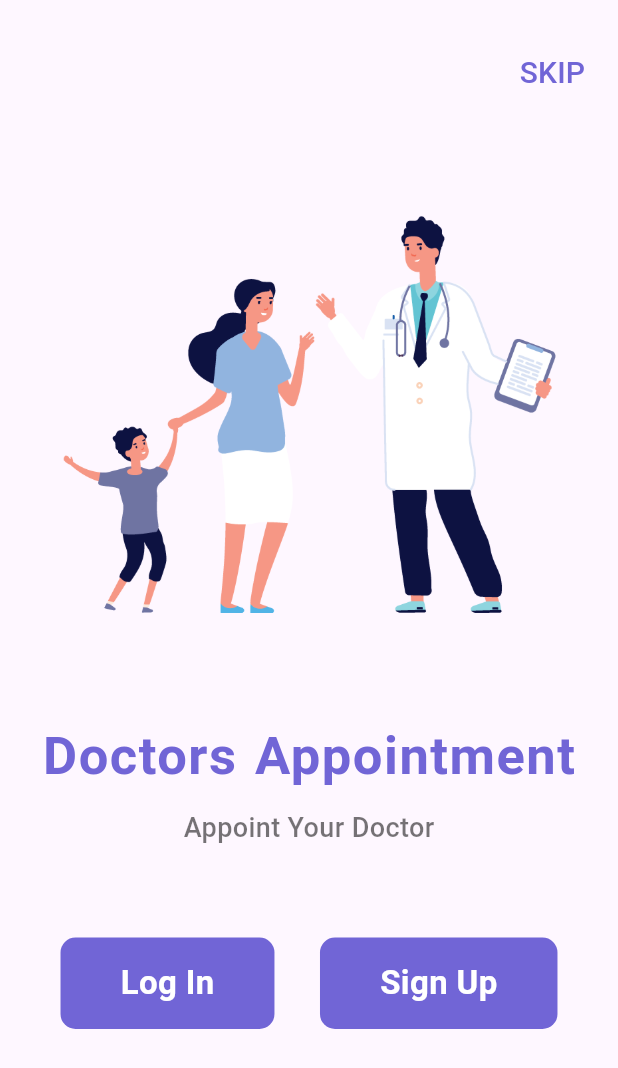
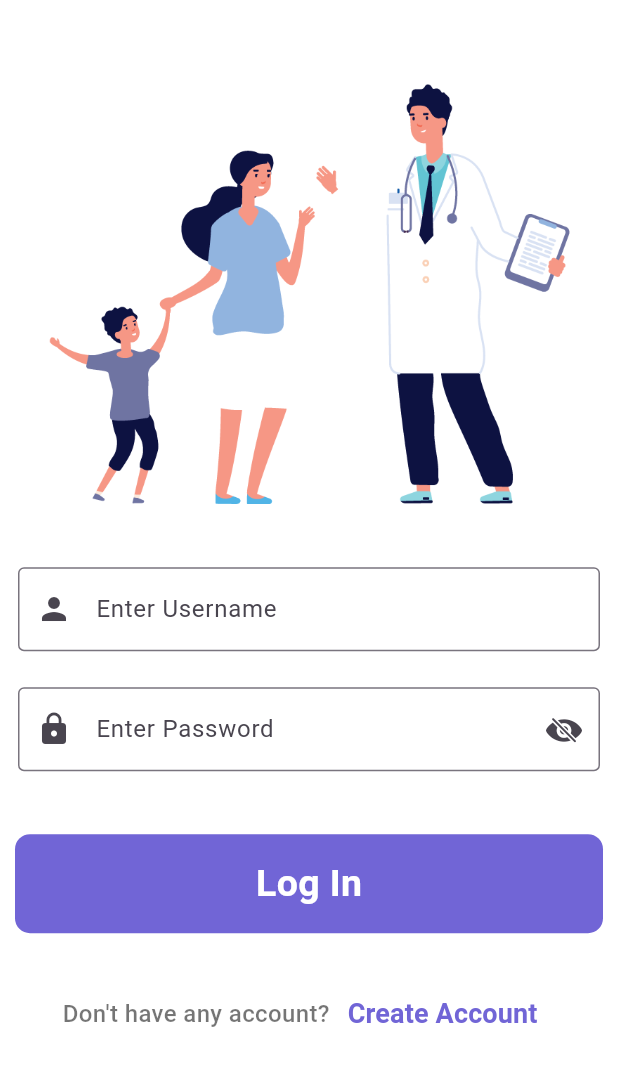
Before and after one commit to elidrocarburo/medical_healthcare, a Flutter app: the screen it shows after launch, after a tap on "Log In", on a phone screen of 412 x 824 dp. Shown: the top 1068 px of the screen. Run offline on Flutter 3.47's test engine with Material 3 defaults, Android fonts, the light colour scheme and no system bars.

Commit message:
finished login_screen.dart

```diff
--- a/lib/screens/login_screen.dart
+++ b/lib/screens/login_screen.dart
@@ -0,0 +1,123 @@
+import 'package:flutter/cupertino.dart';
+import 'package:flutter/material.dart';
+
+class LoginScreen extends StatefulWidget {
+  @override
+  State<LoginScreen> createState() => _LoginScreenState();
+}
+
+class _LoginScreenState extends State<LoginScreen> {
+
+  bool passToggle = true;
+  @override
+  Widget build(BuildContext context) {
+    return Material(
+      color: Colors.white,
+      child: SingleChildScrollView(
+        child: Column(
+          children: [
+            SizedBox(height: 35),
+            Padding(padding: EdgeInsets.all(20),
+            child: Image.asset("images/doctors.png"),
+            ),
+            SizedBox(height: 10),
+            Padding(padding: EdgeInsets.all(12),
+            child: TextField(
+              decoration: InputDecoration(
+                border: OutlineInputBorder(),
+                label: Text("Enter Username"),
+                prefixIcon: Icon(Icons.person),
+              ),
+            ),
+            ),
+            Padding(padding: EdgeInsets.all(12),
+            child: TextField(
+              obscureText: passToggle ? true : false,
+              decoration: InputDecoration(
+                border: OutlineInputBorder(),
+                label: Text("Enter Password"),
+                prefixIcon: Icon(Icons.lock),
+                suffixIcon: InkWell(
+                  onTap: (){
+                    if(passToggle == true){
+                      passToggle = false;
+                    }
+                    else{
+                      passToggle = true;
+                    }
+                    setState(() {
+
+                    });
+                  },
+                  child: passToggle
+                  ? Icon(CupertinoIcons.eye_slash_fill)
+                  : Icon(CupertinoIcons.eye_fill),
+                ),
+              ),
+            ),
+            ),
+            SizedBox(height: 20),
+            Padding(
+              padding: const EdgeInsets.all(10),
+              child: SizedBox(
+                width: double.infinity,
+                child: Material(
+                        color: Color(0xFF7165D6),
+                        borderRadius: BorderRadius.circular(10),
+                        child: InkWell(
+                          onTap: (){
+                            //Navigator.push(context, MaterialPageRoute(
+                             //builder: (context) => LoginScreen()
+                            //));
+                          },
+                          child: Padding(
+                            padding: EdgeInsets.symmetric(
+                              vertical: 15,
+                              horizontal: 40),
+                            child: Center(
+                              child: Text("Log In", style: TextStyle(
+                                color: Colors.white,
+                                fontSize: 25,
+                                fontWeight: FontWeight.bold
+                              ),),
+                            ),
+                            ),
+                        ),
+                      ),
+              ),
+            ),
+
+            SizedBox(height: 20),
+            Row(
+              mainAxisAlignment: MainAxisAlignment.center,
+              children: [
+                Text("Don't have any account?",
+                style: TextStyle(
+                  fontSize: 16,
+                  fontWeight: FontWeight.w500,
+                  color: Colors.black54
+                ),
+                ),
+                TextButton(
+                  onPressed: (){
+                    Navigator.push(context, MaterialPageRoute(
+                    builder: (context) => SignUpScreen()
+                    ));
+                  },
+                  child: Text(
+                    "Create Account",
+                    style: TextStyle(
+                      fontSize: 18,
+                      fontWeight: FontWeight.bold,
+                      color: Color(0xFF7165D6)
+                    ),
+                    ),
+                    ),
+              ],
+            )
+          ],
+        ),
+      ),
+    );
+  }
+}
--- a/lib/screens/welcome_screen.dart
+++ b/lib/screens/welcome_screen.dart
@@ -1,4 +1,5 @@
 import 'package:flutter/material.dart';
+import 'package:medical_healthcare/screens/login_screen.dart';
 
 class WelcomeScreen extends StatelessWidget{
   @override
@@ -59,9 +60,9 @@
                     borderRadius: BorderRadius.circular(10),
                     child: InkWell(
                       onTap: (){
-                        //Navigator.push(context, MaterialPageRoute(
-                        // builder: (context) =>
-                        //));
+                        Navigator.push(context, MaterialPageRoute(
+                         builder: (context) => LoginScreen()
+                        ));
                       },
                       child: Padding(
                         padding: EdgeInsets.symmetric(
@@ -81,8 +82,8 @@
                     child: InkWell(
                       onTap: (){
                         //Navigator.push(context, MaterialPageRoute(
-                        // builder: (context) =>
-                        //));
+                         //builder: (context) =>
+                       // ));
                       },
                       child: Padding(
                         padding: EdgeInsets.symmetric(
```
